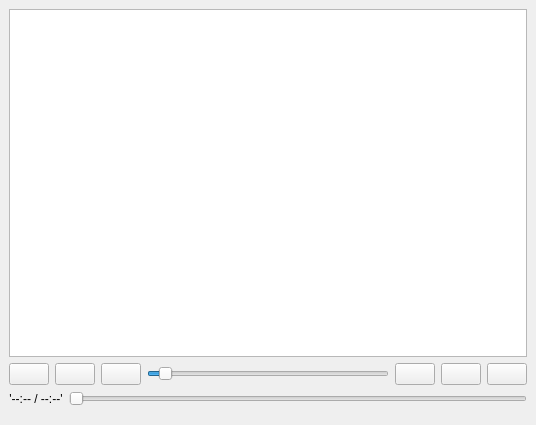
First picture: the form in sigtrack/views/ui_files/videodockwidget.ui, repository Serkhani/SigTrack, before the edit.
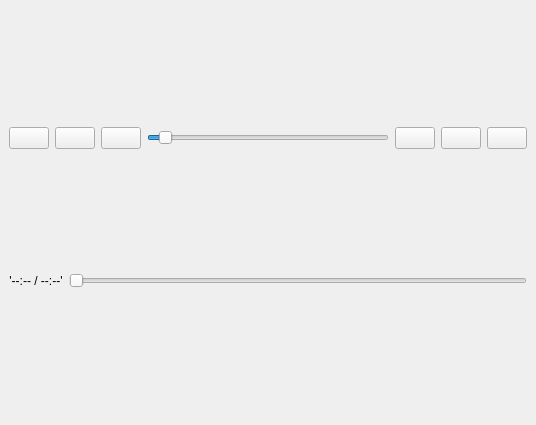
Second picture: the form after the edit. Icons and pictures are not drawn.

Commit message: removed qgraphicsview

```diff
--- a/sigtrack/views/ui_files/videodockwidget.ui
+++ b/sigtrack/views/ui_files/videodockwidget.ui
@@ -27,9 +27,6 @@
     </sizepolicy>
    </property>
    <layout class="QVBoxLayout" name="verticalLayout">
-    <item>
-     <widget class="QGraphicsView" name="graphicsView"/>
-    </item>
     <item>
      <layout class="QHBoxLayout" name="horizontalLayout">
       <property name="leftMargin">
```
Left out of the diff: 9 changed lines with no effect on the pictures. The commit also changes 1 other file.
